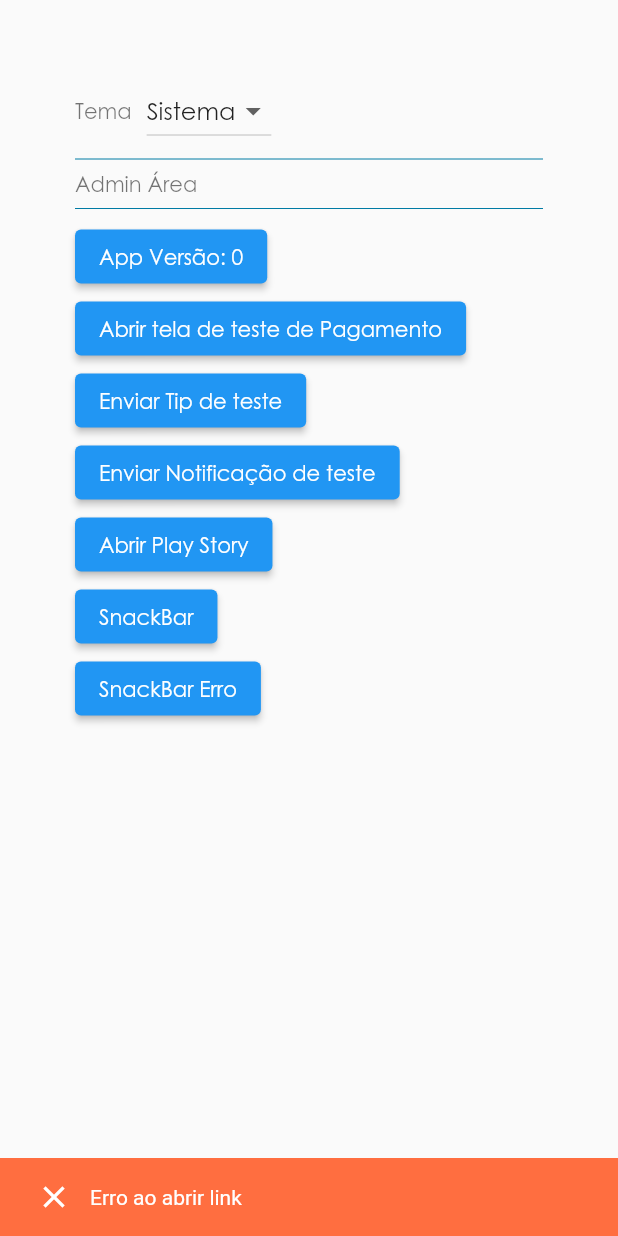
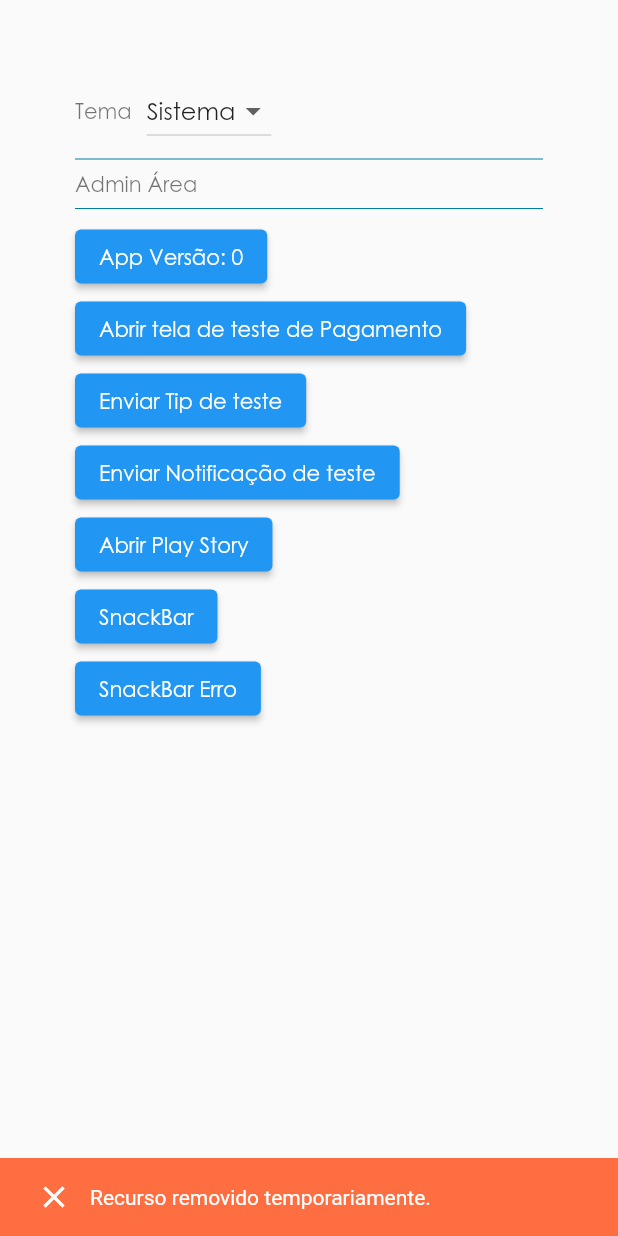
Before and after one commit to OokiiSoftware/Protips_app, a Flutter app: the ConfigPage screen opened directly, after a tap on "Abrir Play Story", on a phone screen of 412 x 824 dp. Run offline on Flutter 3.47's test engine with Material 2 defaults, Android fonts, the phone set to English and light mode, and no system bars; our stand-ins replace device_info, dio, dynamic_theme, firebase_auth, firebase_core, firebase_database and 8 more; missing offline and left inert: google_api_availability, image_crop; accounts and stored records are empty.

Commit message:
Removido UrlLauncher pra compilar pro IOS

```diff
--- a/lib/auxiliar/import.dart
+++ b/lib/auxiliar/import.dart
@@ -11,7 +11,7 @@ import 'package:protips/model/post_perfil.dart';
 import 'package:protips/model/post.dart';
 import 'package:protips/model/user_pro.dart';
 import 'package:protips/res/strings.dart';
-import 'package:url_launcher/url_launcher.dart';
+// import 'package:url_launcher/url_launcher.dart';
 import 'firebase.dart';
 import 'log.dart';
 import 'notification_manager.dart';
@@ -57,10 +57,11 @@ class Import {
 
   static void openUrl(String url, [BuildContext context]) async {
     try {
-      if (await canLaunch(url))
-        await launch(url);
-      else
-        throw Exception(MyErros.ABRIR_LINK);
+      Log.snackbar(MyErros.LINK_REMOVIDO, isError: true);
+      // if (await canLaunch(url))
+      //   await launch(url);
+      // else
+      //   throw Exception(MyErros.ABRIR_LINK);
     } catch(e) {
       if (context != null)
         Log.snackbar(MyErros.ABRIR_LINK, isError: true);
@@ -69,18 +70,19 @@ class Import {
   }
 
   static void openEmail(String email, [BuildContext context]) async {
-    final Uri _emailLaunchUri = Uri(
-        scheme: 'mailto',
-        path: '$email',
-        queryParameters: {
-          'subject': 'Solicitação Tipster'
-        }
-    );
+    // final Uri _emailLaunchUri = Uri(
+    //     scheme: 'mailto',
+    //     path: '$email',
+    //     queryParameters: {
+    //       'subject': 'Solicitação Tipster'
+    //     }
+    // );
     try {
-      if (await canLaunch(_emailLaunchUri.toString()))
-        await launch(_emailLaunchUri.toString());
-      else
-        throw Exception(MyErros.ABRIR_EMAIL);
+      Log.snackbar(MyErros.LINK_REMOVIDO, isError: true);
+      // if (await canLaunch(_emailLaunchUri.toString()))
+      //   await launch(_emailLaunchUri.toString());
+      // else
+      //   throw Exception(MyErros.ABRIR_EMAIL);
     } catch(e) {
       if (context != null)
         Log.snackbar(MyErros.ABRIR_EMAIL, isError: true);
@@ -90,12 +92,13 @@ class Import {
 
   static void openWhatsApp(String numero, [BuildContext context]) async {
     try {
-      numero = numero.replaceAll(' ', '').replaceAll('(', '').replaceAll(')', '').replaceAll('-', '');
-      var link ="whatsapp://send?phone=55$numero";
-      if (await canLaunch(link))
-        await launch(Uri.encodeFull(link));
-      else
-        throw Exception(MyErros.ABRIR_WHATSAPP);
+      Log.snackbar(MyErros.LINK_REMOVIDO, isError: true);
+      // numero = numero.replaceAll(' ', '').replaceAll('(', '').replaceAll(')', '').replaceAll('-', '');
+      // var link ="whatsapp://send?phone=55$numero";
+      // if (await canLaunch(link))
+      //   await launch(Uri.encodeFull(link));
+      // else
+      //   throw Exception(MyErros.ABRIR_WHATSAPP);
     } catch(e) {
       if (context != null)
         Log.snackbar(MyErros.ABRIR_WHATSAPP, isError: true);
@@ -105,12 +108,13 @@ class Import {
 
   static void openInstagram(String usuario, [BuildContext context]) async {
     try {
-      usuario = usuario.replaceAll('@', '');
-      var link ="https://www.instagram.com/$usuario/";
-      if (await canLaunch(link))
-        await launch(Uri.encodeFull(link));
-      else
-        throw Exception(MyErros.ABRIR_INSTAGRAM);
+      Log.snackbar(MyErros.LINK_REMOVIDO, isError: true);
+      // usuario = usuario.replaceAll('@', '');
+      // var link ="https://www.instagram.com/$usuario/";
+      // if (await canLaunch(link))
+      //   await launch(Uri.encodeFull(link));
+      // else
+      //   throw Exception(MyErros.ABRIR_INSTAGRAM);
     } catch(e) {
       if (context != null)
         Log.snackbar(MyErros.ABRIR_INSTAGRAM, isError: true);
--- a/lib/res/strings.dart
+++ b/lib/res/strings.dart
@@ -261,6 +261,8 @@ class MyErros {
   static const ERRO_GENERICO = 'Ocorreu um erro';
   static const PERFIL_USER_SALVO = 'Erro ao salvar os dados';
   static const PAGAMENTO = 'Ops. Ocorreu um erro. Se o erro persistir entre em contato com o suporte.';
+
+  static const LINK_REMOVIDO = 'Recurso removido temporariamente.';
 }
 
 class Titles {
--- a/lib/sub_pages/fragment_inicio.dart
+++ b/lib/sub_pages/fragment_inicio.dart
@@ -1,6 +1,5 @@
 import 'package:flutter/cupertino.dart';
 import 'package:flutter/material.dart';
-import 'package:protips/auxiliar/aplication.dart';
 import 'package:protips/auxiliar/firebase.dart';
 import 'package:protips/auxiliar/import.dart';
 import 'package:protips/auxiliar/log.dart';
--- a/pubspec.yaml
+++ b/pubspec.yaml
@@ -30,7 +30,7 @@ dependencies:
   rxdart: ^0.24.1 # <- Subject
   shared_preferences: ^0.5.8
   show_more_text_popup: ^0.2.0
-  url_launcher: ^5.7.10
+#  url_launcher: ^5.7.10
 
 #dependency_overrides:
 #  intl: ^0.16.1
```
